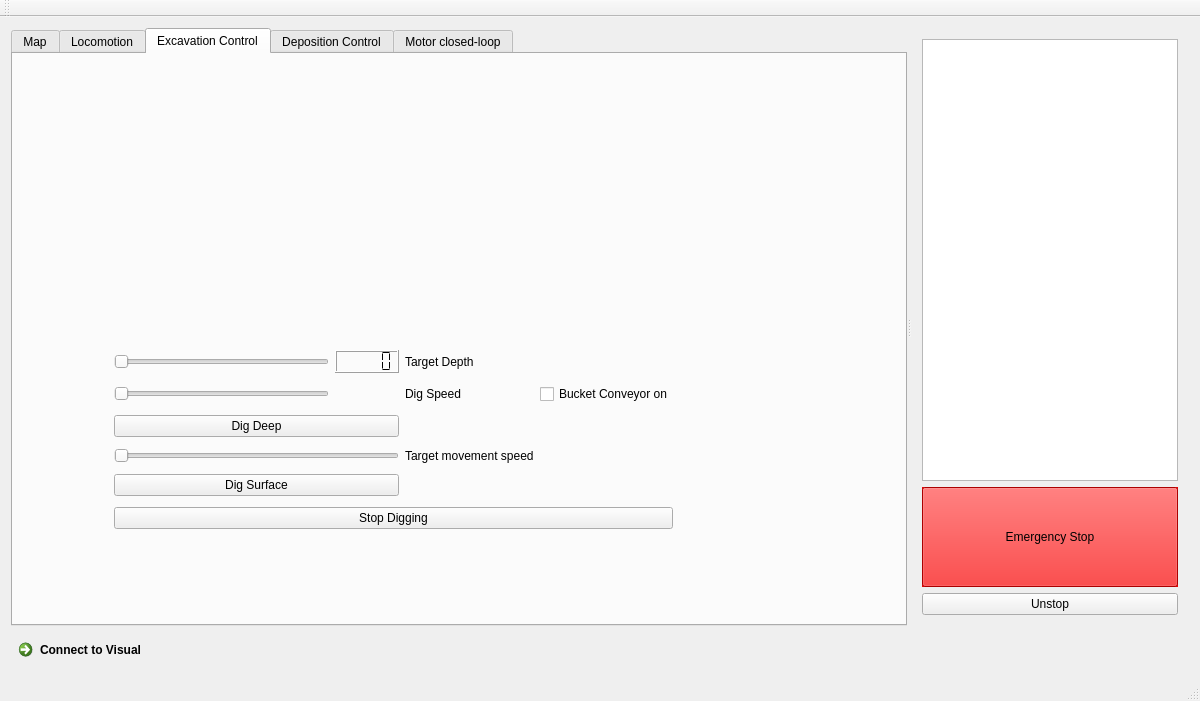
The window that client/mainwindow.ui (CWRUbotix/NASA-RMC-2017) describes before a commit, drawn with Qt 5.
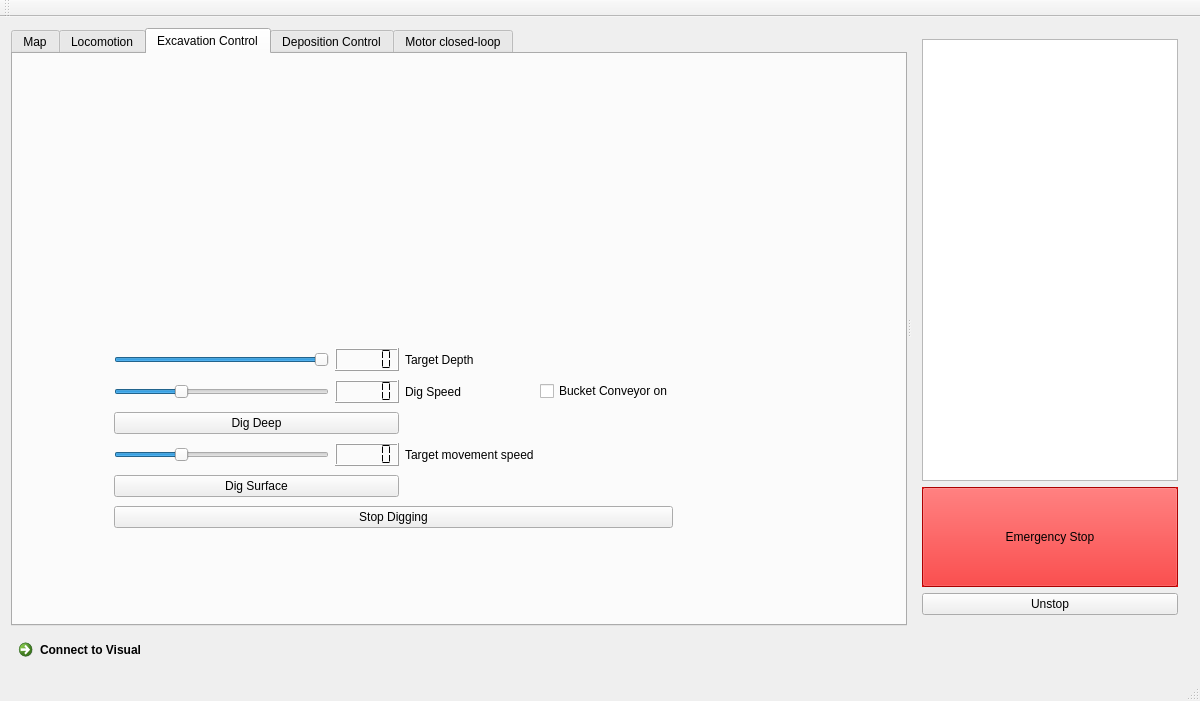
The same window after the commit. The open tabs and pages were chosen to show the change. Custom widgets are drawn as their Qt base class.

Commit message: Client ledDisplays

What changed in the file:
```diff
--- a/client/mainwindow.ui
+++ b/client/mainwindow.ui
@@ -368,6 +368,12 @@
              <property name="focusPolicy">
               <enum>Qt::NoFocus</enum>
              </property>
+             <property name="maximum">
+              <number>100</number>
+             </property>
+             <property name="value">
+              <number>30</number>
+             </property>
              <property name="orientation">
               <enum>Qt::Horizontal</enum>
              </property>
@@ -379,6 +385,12 @@
             <property name="focusPolicy">
              <enum>Qt::NoFocus</enum>
             </property>
+            <property name="maximum">
+             <number>100</number>
+            </property>
+            <property name="value">
+             <number>100</number>
+            </property>
             <property name="orientation">
              <enum>Qt::Horizontal</enum>
             </property>
@@ -400,13 +412,6 @@
             </property>
            </widget>
           </item>
-          <item row="3" column="0" colspan="2">
-           <widget class="QSlider" name="slider_ExcavationMoveSpeed">
-            <property name="orientation">
-             <enum>Qt::Horizontal</enum>
-            </property>
-           </widget>
-          </item>
           <item row="2" column="0" colspan="2">
            <widget class="QPushButton" name="pushButton_DigDeep">
             <property name="text">
@@ -459,6 +464,33 @@
             </property>
            </widget>
           </item>
+          <item row="1" column="1">
+           <widget class="QLCDNumber" name="lcdNumber_ExcavationDigSpeed">
+            <property name="segmentStyle">
+             <enum>QLCDNumber::Flat</enum>
+            </property>
+           </widget>
+          </item>
+          <item row="3" column="0">
+           <widget class="QSlider" name="slider_ExcavationMoveSpeed">
+            <property name="maximum">
+             <number>100</number>
+            </property>
+            <property name="value">
+             <number>30</number>
+            </property>
+            <property name="orientation">
+             <enum>Qt::Horizontal</enum>
+            </property>
+           </widget>
+          </item>
+          <item row="3" column="1">
+           <widget class="QLCDNumber" name="lcdNumber_ExcavationMoveSpeed">
+            <property name="segmentStyle">
+             <enum>QLCDNumber::Flat</enum>
+            </property>
+           </widget>
+          </item>
          </layout>
         </widget>
        </widget>
```
Left out of the diff: 4 changed lines with no effect on the pictures. The commit also changes 2 other files.
